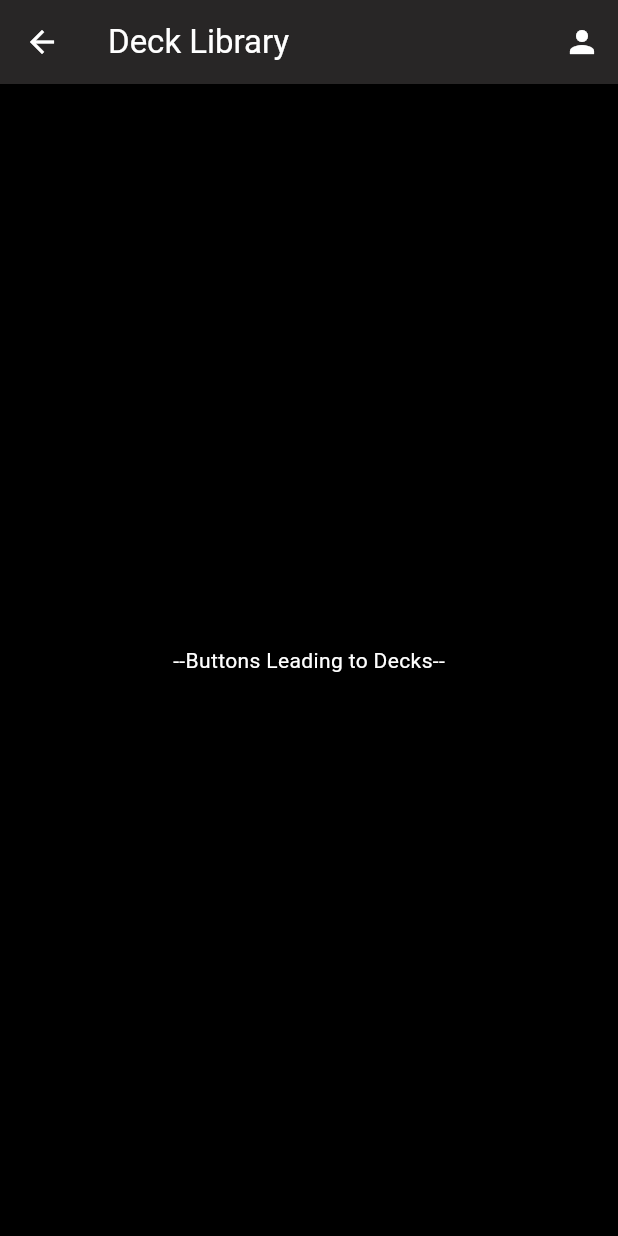
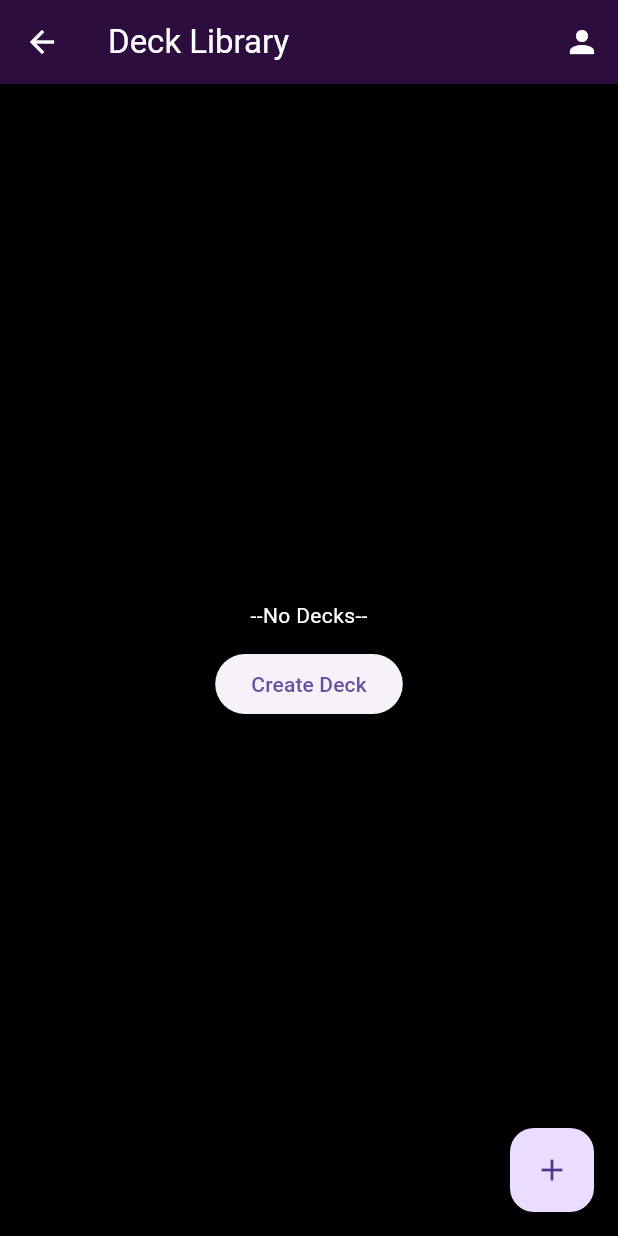
Before and after one commit to DrunkenRook/Projects, a Flutter app: the DeckLibrary screen opened directly, on a phone screen of 412 x 824 dp. Run offline on Flutter 3.47's test engine with Material 3 defaults, Android fonts, the phone set to English and light mode, and no system bars; network calls fail.

Commit message:
Deck library implemented, save data WIP

```diff
--- a/Flutter/casual_commander/lib/pages/card_detail.dart
+++ b/Flutter/casual_commander/lib/pages/card_detail.dart
@@ -26,7 +26,7 @@ class CardDetail extends StatelessWidget
       backgroundColor: const Color.fromARGB(255, 0, 0, 0),
       appBar: AppBar(
         title: Text(name, style: const TextStyle(color: Colors.white)),
-        backgroundColor: const Color.fromARGB(255, 40, 38, 38),
+        backgroundColor: const Color.fromARGB(255, 45, 12, 62),
         actions: [
           IconButton(
             icon: const Icon(Icons.person, color: Colors.white),
--- a/Flutter/casual_commander/lib/pages/deck_library.dart
+++ b/Flutter/casual_commander/lib/pages/deck_library.dart
@@ -1,17 +1,47 @@
 import 'package:flutter/material.dart';
+import 'deck_manager.dart';
+import 'deck_detail.dart';
 
-class DeckLibrary extends StatelessWidget
-{
+class DeckLibrary extends StatefulWidget {
   const DeckLibrary({super.key});
 
   @override
-  Widget build(BuildContext context)
-  {
+  State<DeckLibrary> createState() => _DeckLibraryState();
+}
+
+class _DeckLibraryState extends State<DeckLibrary> {
+  List<Deck> get _decks => DeckManager.instance.decks;
+
+  Future<void> _createDeck() async {
+    final controller = TextEditingController();
+    final name = await showDialog<String?>(
+      context: context,
+      builder: (context) => AlertDialog(
+        title: const Text('Create Deck'),
+        content: TextField(
+          controller: controller,
+          decoration: const InputDecoration(hintText: 'Deck name'),
+        ),
+        actions: [
+          TextButton(onPressed: () => Navigator.pop(context), child: const Text('Cancel')),
+          TextButton(onPressed: () => Navigator.pop(context, controller.text.trim()), child: const Text('Create')),
+        ],
+      ),
+    );
+
+    if (name != null && name.isNotEmpty) {
+      DeckManager.instance.createDeck(name);
+      setState(() {});
+    }
+  }
+
+  @override
+  Widget build(BuildContext context) {
     return Scaffold(
       backgroundColor: const Color.fromARGB(255, 0, 0, 0),
       appBar: AppBar(
         title: const Text('Deck Library', style: TextStyle(color: Colors.white)),
-        backgroundColor: const Color.fromARGB(255, 40, 38, 38),
+        backgroundColor: const Color.fromARGB(255, 45, 12, 62),
         actions: [
           IconButton(
             icon: const Icon(Icons.person, color: Colors.white),
@@ -20,11 +50,44 @@ class DeckLibrary extends StatelessWidget
           ),
         ],
       ),
-      body: const Center(
-        child: Text(
-          '--Buttons Leading to Decks--',
-          style: TextStyle(color: Colors.white),
-        ),
+      body: Padding(
+        padding: const EdgeInsets.all(16.0),
+        child: _decks.isEmpty
+            ? Center(
+                child: Column(
+                  mainAxisSize: MainAxisSize.min,
+                  children: [
+                    const Text('--No Decks--', style: TextStyle(color: Colors.white)),
+                    const SizedBox(height: 12),
+                    ElevatedButton(onPressed: _createDeck, child: const Text('Create Deck')),
+                  ],
+                ),
+              )
+            : ListView.separated(
+                itemCount: _decks.length,
+                separatorBuilder: (_, __) => const Divider(color: Colors.white24),
+                itemBuilder: (context, index)
+                {
+                  final deck = _decks[index];
+                  return ListTile(
+                    leading: const Icon(Icons.folder, color: Colors.white),
+                    title: Text(deck.name, style: const TextStyle(color: Colors.white)),
+                    subtitle: Text('${deck.cards.length} cards', style: const TextStyle(color: Colors.white70)),
+                    onTap: () async
+                    {
+                      await Navigator.push(
+                        context,
+                        MaterialPageRoute(builder: (context) => DeckDetail(deckId: deck.id)),
+                      );
+                      setState(() {});
+                    },
+                  );
+                },
+              ),
+      ),
+      floatingActionButton: FloatingActionButton(
+        onPressed: _createDeck,
+        child: const Icon(Icons.add),
       ),
     );
   }
--- /dev/null
+++ b/Flutter/casual_commander/lib/pages/deck_manager.dart
@@ -0,0 +1,105 @@
+import 'dart:convert';
+import 'dart:io';
+import 'package:path_provider/path_provider.dart';
+
+class Deck
+{
+  final String id;
+  String name;
+  final List<Map<String, dynamic>> cards;
+
+  Deck({required this.id, required this.name, List<Map<String, dynamic>>? cards}) : cards = cards ?? [];
+
+  Map<String, dynamic> toJson() => {'id': id, 'name': name, 'cards': cards};
+
+  static Deck fromJson(Map<String, dynamic> json)
+  {
+    final rawCards = json['cards'] as List<dynamic>? ?? <dynamic>[];
+    final cards = rawCards.map<Map<String, dynamic>>((c) => Map<String, dynamic>.from(c as Map)).toList();
+    return Deck(id: json['id'] as String, name: json['name'] as String, cards: cards);
+  }
+}
+
+class DeckManager
+{
+  DeckManager._private();
+  static final DeckManager instance = DeckManager._private();
+
+  final List<Deck> _decks = [];
+
+  List<Deck> get decks => List.unmodifiable(_decks);
+
+  Future<File> _getFile() async
+  {
+    final dir = await getApplicationDocumentsDirectory();
+    return File('${dir.path}${Platform.pathSeparator}decks.txt');
+  }
+
+  Future<void> loadFromDisk() async
+  {
+    try {
+      final file = await _getFile();
+      if (!await file.exists()) return;
+      final contents = await file.readAsString();
+      if (contents.trim().isEmpty) return;
+      final data = jsonDecode(contents) as List<dynamic>;
+      _decks.clear();
+      for (final d in data) {
+        _decks.add(Deck.fromJson(Map<String, dynamic>.from(d as Map)));
+      }
+    }
+    catch (e)
+    {
+      // ignore errors, leave decks empty
+    }
+  }
+
+  Future<void> _saveToDisk() async
+  {
+    try
+    {
+      final file = await _getFile();
+      final data = _decks.map((d) => d.toJson()).toList();
+      await file.writeAsString(jsonEncode(data));
+    } catch (e) {
+      // ignore
+    }
+  }
+
+  Deck createDeck(String name) {
+    final deck = Deck(id: DateTime.now().millisecondsSinceEpoch.toString(), name: name);
+    _decks.add(deck);
+    _saveToDisk();
+    return deck;
+  }
+
+  Deck? getDeckById(String id)
+  {
+    try {
+      return _decks.firstWhere((d) => d.id == id);
+    }
+    catch (e)
+    {
+      return null;
+    }
+  }
+
+  void addCardToDeck(String deckId, Map<String, dynamic> card)
+  {
+    final deck = getDeckById(deckId);
+    if (deck == null) return;
+    deck.cards.add(Map<String, dynamic>.from(card));
+    _saveToDisk();
+  }
+
+  void removeCardFromDeck(String deckId, int index)
+  {
+    final deck = getDeckById(deckId);
+    if (deck == null) return;
+    if (index >= 0 && index < deck.cards.length)
+    {
+      deck.cards.removeAt(index);
+      _saveToDisk();
+    }
+  }
+}
--- a/Flutter/casual_commander/lib/pages/rulebook.dart
+++ b/Flutter/casual_commander/lib/pages/rulebook.dart
@@ -96,7 +96,7 @@ class RulebookState extends State<Rulebook>
       backgroundColor: const Color.fromARGB(255, 0, 0, 0),
       appBar: AppBar(
         title: const Text('Rulebook', style: TextStyle(color: Colors.white)),
-        backgroundColor: const Color.fromARGB(255, 40, 38, 38),
+        backgroundColor: const Color.fromARGB(255, 45, 12, 62),
         actions: [
           IconButton(
             icon: const Icon(Icons.person, color: Colors.white),
--- a/Flutter/casual_commander/pubspec.yaml
+++ b/Flutter/casual_commander/pubspec.yaml
@@ -32,7 +32,7 @@ dependencies:
   flutter:
     sdk: flutter
 
-
+  path_provider: ^2.0.14
   # The following adds the Cupertino Icons font to your application.
   # Use with the CupertinoIcons class for iOS style icons.
   cupertino_icons: ^1.0.8
```
Also changed, not shown: Flutter/casual_commander/lib/main.dart (+7 -2 lines), Flutter/casual_commander/lib/pages/card_search.dart (+83 -2 lines), Flutter/casual_commander/lib/pages/deck_detail.dart (added, +105 -0 lines), Flutter/casual_commander/pubspec.lock.
